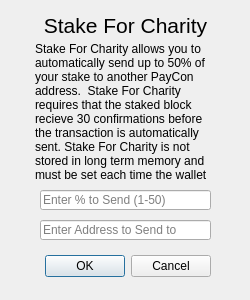
prodigal-son/DigitalGold, file src/qt/forms/charitydialog.ui: the form before one commit.
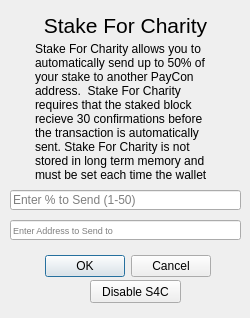
The form after the commit.

Diff of the .ui file:
```diff
--- a/src/qt/forms/charitydialog.ui
+++ b/src/qt/forms/charitydialog.ui
@@ -7,7 +7,7 @@
     <x>0</x>
     <y>0</y>
     <width>250</width>
-    <height>300</height>
+    <height>318</height>
    </rect>
   </property>
   <property name="windowTitle">
@@ -32,9 +32,9 @@
   <widget class="QLineEdit" name="charityPercentEdit">
    <property name="geometry">
     <rect>
-     <x>40</x>
+     <x>10</x>
      <y>190</y>
-     <width>171</width>
+     <width>231</width>
      <height>20</height>
     </rect>
    </property>
@@ -45,12 +45,17 @@
   <widget class="QLineEdit" name="charityAddressEdit">
    <property name="geometry">
     <rect>
-     <x>40</x>
+     <x>10</x>
      <y>220</y>
-     <width>171</width>
+     <width>231</width>
      <height>20</height>
     </rect>
    </property>
+    <property name="font">
+    <font>
+     <pointsize>7</pointsize>
+    </font>
+   </property>
    <property name="placeholderText">
     <string>Enter Address to Send to</string>
    </property>
@@ -101,6 +106,19 @@
     <bool>true</bool>
    </property>
   </widget>
+  <widget class="QPushButton" name="pushButton">
+   <property name="geometry">
+    <rect>
+     <x>90</x>
+     <y>280</y>
+     <width>91</width>
+     <height>23</height>
+    </rect>
+   </property>
+   <property name="text">
+    <string>Disable S4C</string>
+   </property>
+  </widget>
  </widget>
  <resources/>
  <connections>
```
